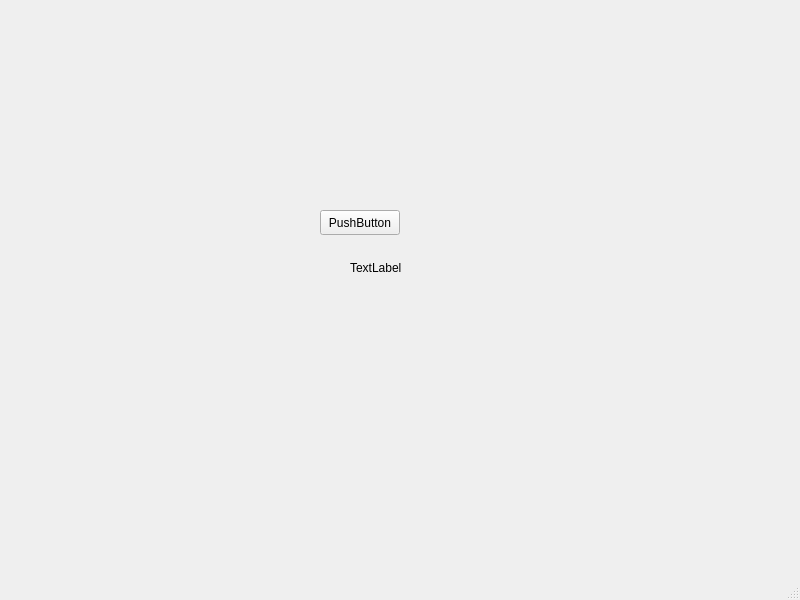
Above: RepoGit/mainwindow.ui from guillaumedalbignac/Projet-Copie-Qt before the change. Below: the same form after it.
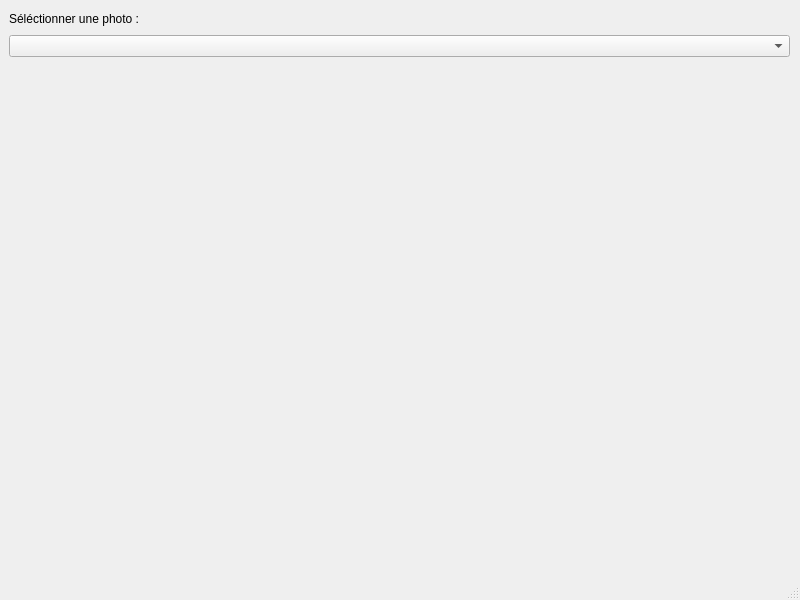
That is the form after the change.

Patch:
```diff
--- a/RepoGit/mainwindow.ui
+++ b/RepoGit/mainwindow.ui
@@ -14,31 +14,40 @@
    <string>MainWindow</string>
   </property>
   <widget class="QWidget" name="centralwidget">
-   <widget class="QPushButton" name="pushButton">
+   <widget class="QWidget" name="verticalLayoutWidget">
     <property name="geometry">
      <rect>
-      <x>320</x>
-      <y>210</y>
-      <width>80</width>
-      <height>25</height>
+      <x>9</x>
+      <y>9</y>
+      <width>781</width>
+      <height>541</height>
      </rect>
     </property>
-    <property name="text">
-     <string>PushButton</string>
-    </property>
-   </widget>
-   <widget class="QLabel" name="label">
-    <property name="geometry">
-     <rect>
-      <x>350</x>
-      <y>260</y>
-      <width>56</width>
-      <height>16</height>
-     </rect>
-    </property>
-    <property name="text">
-     <string>TextLabel</string>
-    </property>
+    <layout class="QVBoxLayout" name="verticalLayout">
+     <item>
+      <widget class="QLabel" name="label">
+       <property name="maximumSize">
+        <size>
+         <width>150</width>
+         <height>20</height>
+        </size>
+       </property>
+       <property name="text">
+        <string>Séléctionner une photo :</string>
+       </property>
+      </widget>
+     </item>
+     <item>
+      <widget class="QComboBox" name="comboBox"/>
+     </item>
+     <item>
+      <widget class="QLabel" name="label_2">
+       <property name="text">
+        <string/>
+       </property>
+      </widget>
+     </item>
+    </layout>
    </widget>
   </widget>
   <widget class="QMenuBar" name="menubar">
```
